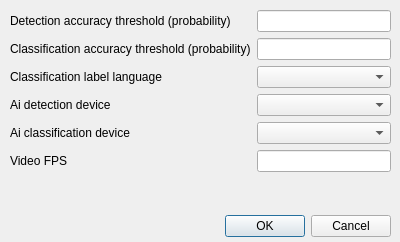
This is wadas/ui/qt/configure_ai_model.ui in stefanodellosa-personal/WADAS as Qt 5 draws it before an edit. The edited form follows.
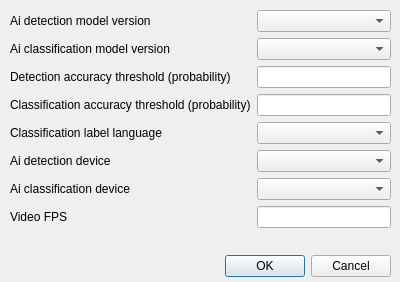
This is the edited form.

Commit message: Mockup of detection and classification models version dropdown in ui

```diff
--- a/wadas/ui/qt/configure_ai_model.ui
+++ b/wadas/ui/qt/configure_ai_model.ui
@@ -7,7 +7,7 @@
     <x>0</x>
     <y>0</y>
     <width>400</width>
-    <height>242</height>
+    <height>282</height>
    </rect>
   </property>
   <property name="windowTitle">
@@ -17,7 +17,7 @@
    <property name="geometry">
     <rect>
      <x>10</x>
-     <y>210</y>
+     <y>250</y>
      <width>381</width>
      <height>32</height>
     </rect>
@@ -35,11 +35,14 @@
      <x>10</x>
      <y>10</y>
      <width>381</width>
-     <height>201</height>
+     <height>241</height>
     </rect>
    </property>
    <layout class="QGridLayout" name="gridLayout">
-    <item row="0" column="0">
+    <item row="5" column="1">
+     <widget class="QComboBox" name="comboBox_detection_dev"/>
+    </item>
+    <item row="2" column="0">
      <widget class="QLabel" name="label_detectionThreshold">
       <property name="toolTip">
        <string>Min detection probability to trigger notification.</string>
@@ -49,76 +52,102 @@
       </property>
      </widget>
     </item>
-    <item row="4" column="0">
-     <widget class="QLabel" name="label_3">
-      <property name="text">
-       <string>Ai classification device</string>
-      </property>
-     </widget>
-    </item>
-    <item row="1" column="0">
-     <widget class="QLabel" name="label_classificationThreshold">
-      <property name="toolTip">
-       <string>Min classification probability to trigger notification.</string>
-      </property>
-      <property name="text">
-       <string>Classification accuracy threshold (probability)</string>
-      </property>
-     </widget>
-    </item>
-    <item row="4" column="1">
+    <item row="6" column="1">
      <widget class="QComboBox" name="comboBox_class_dev"/>
     </item>
-    <item row="3" column="0">
+    <item row="5" column="0">
      <widget class="QLabel" name="label_2">
       <property name="text">
        <string>Ai detection device</string>
       </property>
      </widget>
     </item>
-    <item row="1" column="1">
-     <widget class="QLineEdit" name="lineEdit_classificationThreshold">
-      <property name="toolTip">
-       <string>Min classification probability to trigger notification.</string>
-      </property>
-     </widget>
-    </item>
     <item row="3" column="1">
-     <widget class="QComboBox" name="comboBox_detection_dev"/>
-    </item>
-    <item row="0" column="1">
-     <widget class="QLineEdit" name="lineEdit_detectionThreshold">
+     <widget class="QLineEdit" name="lineEdit_classificationThreshold">
       <property name="toolTip">
        <string>Min detection probability to trigger notification.</string>
       </property>
      </widget>
     </item>
-    <item row="2" column="1">
+    <item row="4" column="1">
      <widget class="QComboBox" name="comboBox_class_lang"/>
     </item>
-    <item row="2" column="0">
+    <item row="2" column="1">
+     <widget class="QLineEdit" name="lineEdit_detectionThreshold">
+      <property name="toolTip">
+       <string>Min detection probability to trigger notification.</string>
+      </property>
+     </widget>
+    </item>
+    <item row="7" column="1">
+     <widget class="QLineEdit" name="lineEdit_video_fps"/>
+    </item>
+    <item row="6" column="0">
+     <widget class="QLabel" name="label_3">
+      <property name="toolTip">
+       <string>Device on which classification processing will run</string>
+      </property>
+      <property name="text">
+       <string>Ai classification device</string>
+      </property>
+     </widget>
+    </item>
+    <item row="0" column="0">
+     <widget class="QLabel" name="label_5">
+      <property name="toolTip">
+       <string>Select version of Ai detection model</string>
+      </property>
+      <property name="text">
+       <string>Ai detection model version</string>
+      </property>
+     </widget>
+    </item>
+    <item row="4" column="0">
      <widget class="QLabel" name="label">
       <property name="text">
        <string>Classification label language</string>
       </property>
      </widget>
     </item>
-    <item row="6" column="0" colspan="2">
+    <item row="8" column="0" colspan="2">
      <widget class="QLabel" name="label_errorMEssage">
       <property name="text">
        <string/>
       </property>
      </widget>
     </item>
-    <item row="5" column="0">
+    <item row="7" column="0">
      <widget class="QLabel" name="label_4">
       <property name="text">
        <string>Video FPS</string>
       </property>
      </widget>
     </item>
-    <item row="5" column="1">
-     <widget class="QLineEdit" name="lineEdit_video_fps"/>
+    <item row="3" column="0">
+     <widget class="QLabel" name="label_classificationThreshold">
+      <property name="toolTip">
+       <string>Min classification probability to trigger notification.</string>
+      </property>
+      <property name="text">
+       <string>Classification accuracy threshold (probability)</string>
+      </property>
+     </widget>
+    </item>
+    <item row="1" column="0">
+     <widget class="QLabel" name="label_6">
+      <property name="toolTip">
+       <string>Select version of Ai classification model</string>
+      </property>
+      <property name="text">
+       <string>Ai classification model version</string>
+      </property>
+     </widget>
+    </item>
+    <item row="0" column="1">
+     <widget class="QComboBox" name="comboBox"/>
+    </item>
+    <item row="1" column="1">
+     <widget class="QComboBox" name="comboBox_2"/>
     </item>
    </layout>
   </widget>
```
Left out of the diff: 11 changed lines with no effect on the pictures. The commit also changes 1 other file.
